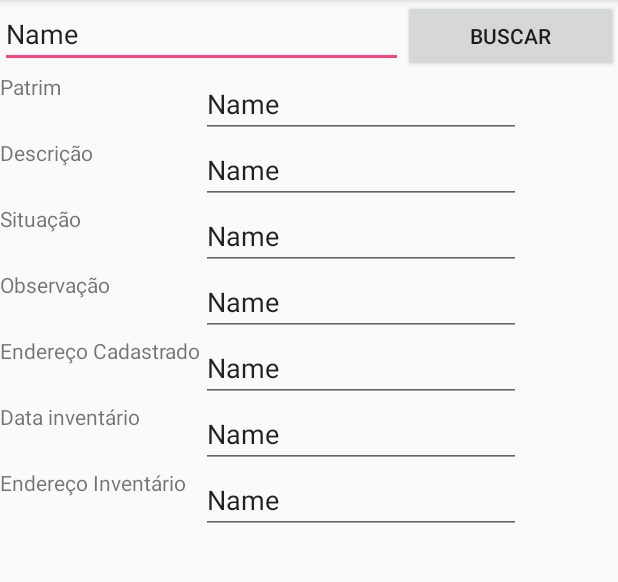
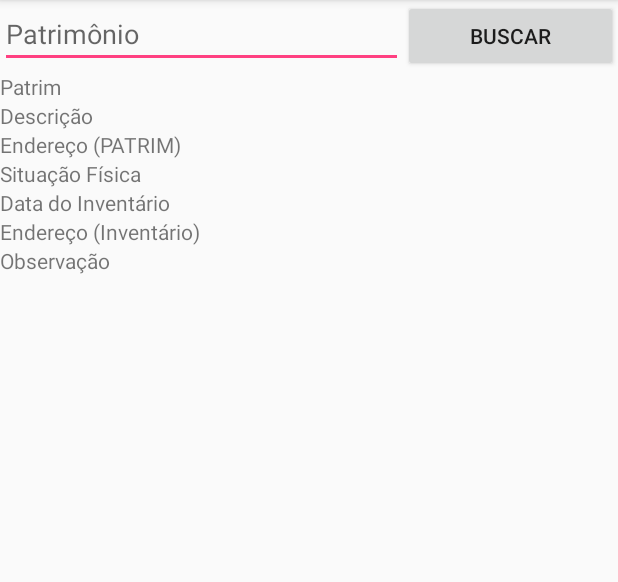
Before and after one commit to hebertmm/inventario, an Android app: the FindActivity screen opened directly, with no data from a screen before it, on a phone screen of 412 x 824 dp, the part 84-666 px from its top. Run offline under Robolectric (Android 15) with nearby library versions, the phone set to English and light mode, and no system bars.

```diff
--- a/app/src/main/java/com/example/hebert/inventario/activity/FindActivity.java
+++ b/app/src/main/java/com/example/hebert/inventario/activity/FindActivity.java
@@ -1,15 +1,73 @@
 package com.example.hebert.inventario.activity;
 
+import android.content.ContentUris;
+import android.content.Intent;
+import android.database.Cursor;
+import android.net.Uri;
+import android.os.Bundle;
 import android.support.v7.app.AppCompatActivity;
-import android.os.Bundle;
+import android.view.View;
+import android.widget.Button;
+import android.widget.EditText;
+import android.widget.TextView;
 
 import com.example.hebert.inventario.R;
+import com.example.hebert.inventario.data.DatabaseContract;
 
-public class FindActivity extends AppCompatActivity {
+public class FindActivity extends AppCompatActivity implements View.OnClickListener{
+    private Button btnBuscar;
+    private TextView txtPatrim, txtDesc, txtEndCadastro, txtStatus, txtDataInv, txtEnderecoInv, txtObs;
+    private EditText txtBusca;
 
     @Override
     protected void onCreate(Bundle savedInstanceState) {
         super.onCreate(savedInstanceState);
         setContentView(R.layout.activity_find);
+        btnBuscar = (Button) findViewById(R.id.btnBuscar);
+        btnBuscar.setOnClickListener(this);
+        txtBusca = (EditText) findViewById(R.id.txtBusca);
+        txtPatrim = (TextView) findViewById(R.id.txtPatrim);
+        txtDesc = (TextView) findViewById(R.id.txtDesc);
+        txtEndCadastro = (TextView) findViewById(R.id.txtEndCadastro);
+        txtStatus = (TextView) findViewById(R.id.txtStatus);
+        txtDataInv = (TextView) findViewById(R.id.txtDataInventario);
+        txtEnderecoInv = (TextView) findViewById(R.id.txtLocalInventario);
+        txtObs = (TextView) findViewById(R.id.txtObservacao);
+        Intent intent = getIntent();
+        if(intent.hasExtra("patrim")){
+            txtBusca.setText(intent.getStringExtra("patrim"));
+        }
+
+    }
+
+    @Override
+    public void onClick(View v) {
+        if(v.getId() == R.id.btnBuscar){
+            Uri item = DatabaseContract.ItemPatrim.CONTENT_URI;
+            Uri endereco = DatabaseContract.EnderecoPatrim.CONTENT_URI;
+            Cursor i = getContentResolver().query(item, null,
+                    DatabaseContract.ItemPatrim.COLUMN_NAME_PATRIM + " = ?",
+                    new String[] {txtBusca.getText().toString()},null);
+            while (i.moveToNext()){
+                Uri endCadastro = ContentUris.withAppendedId(endereco, i.getLong(3));
+                Cursor e = getContentResolver().query(endCadastro,null,null,null,null);
+                if(e.moveToNext()){
+                    txtEndCadastro.setText(e.getString(2));
+                }
+                Uri endInventario = ContentUris.withAppendedId(endereco, i.getLong(6));
+                e = getContentResolver().query(endInventario,null,null,null,null);
+                if(e.moveToNext()){
+                    txtEnderecoInv.setText(e.getString(2));
+                }
+                txtPatrim.setText(i.getString(1));
+                txtDesc.setText(i.getString(2));
+                txtStatus.setText(i.getString(4));
+                txtDataInv.setText(i.getString(5));
+                txtObs.setText(i.getString(7));
+                e.close();
+            }
+            i.close();
+
+        }
     }
 }
--- a/app/src/main/java/com/example/hebert/inventario/activity/ListViewActivity.java
+++ b/app/src/main/java/com/example/hebert/inventario/activity/ListViewActivity.java
@@ -13,7 +13,6 @@ import android.widget.CheckedTextView;
 import android.widget.ListView;
 import android.widget.SimpleCursorAdapter;
 import android.widget.TextView;
-import android.widget.Toast;
 
 import com.example.hebert.inventario.R;
 import com.example.hebert.inventario.data.DatabaseContract;
@@ -70,7 +69,7 @@ public class ListViewActivity extends ListActivity implements LoaderManager.Load
 
     @Override
     protected void onListItemClick(ListView l, View v, int position, long id) {
-        Toast.makeText(this,"Click!",Toast.LENGTH_SHORT).show();
+        //Toast.makeText(this,"Click!",Toast.LENGTH_SHORT).show();
         super.onListItemClick(l, v, position, id);
     }
 
--- a/app/src/main/java/com/example/hebert/inventario/data/DatabaseOpenHelper.java
+++ b/app/src/main/java/com/example/hebert/inventario/data/DatabaseOpenHelper.java
@@ -12,7 +12,7 @@ import android.util.Log;
 public class DatabaseOpenHelper extends SQLiteOpenHelper {
 
     private static final String DATABASE_NAME = "patrim.db";
-    private static final int DATABASE_VERSION = 33;
+    private static final int DATABASE_VERSION = 34;
 
     private static final String TEXT_TYPE = " TEXT";
     private static final String COMMA_SEP = ",";
@@ -58,7 +58,7 @@ public class DatabaseOpenHelper extends SQLiteOpenHelper {
         db.execSQL(SQL_CREATE_SETOR);
         db.execSQL(SQL_CREATE_ITEM);
         db.execSQL(SQL_CREATE_ENDERECO);
-        Log.i(this.getClass().getSimpleName(),"chamou open");
+        //Log.i(this.getClass().getSimpleName(),"chamou open");
 
 
     }
@@ -72,6 +72,6 @@ public class DatabaseOpenHelper extends SQLiteOpenHelper {
         db.execSQL(SQL_CREATE_SETOR);
         db.execSQL(SQL_CREATE_ENDERECO);
 
-        Log.i("Upgrade: ",SQL_CREATE_ENDERECO);
+        //Log.i("Upgrade: ",SQL_CREATE_ENDERECO);
     }
 }
--- a/app/src/main/res/layout/activity_find.xml
+++ b/app/src/main/res/layout/activity_find.xml
@@ -14,16 +14,16 @@
         android:orientation="horizontal">
 
         <EditText
-            android:id="@+id/editText5"
+            android:id="@+id/txtBusca"
             android:layout_width="wrap_content"
             android:layout_height="wrap_content"
             android:layout_weight="1"
             android:ems="10"
-            android:inputType="textPersonName"
-            android:text="Name" />
+            android:hint="Patrimônio"
+            android:inputType="number" />
 
         <Button
-            android:id="@+id/button2"
+            android:id="@+id/btnBuscar"
             android:layout_width="wrap_content"
             android:layout_height="wrap_content"
             android:layout_weight="1"
@@ -31,120 +31,122 @@
 
     </LinearLayout>
 
-    <LinearLayout
-        android:layout_width="wrap_content"
+    <TableLayout
+        android:layout_width="match_parent"
         android:layout_height="match_parent"
-        android:orientation="horizontal">
+        android:layout_weight="1">
 
-        <LinearLayout
-            android:layout_width="wrap_content"
-            android:layout_height="match_parent"
-            android:orientation="vertical">
+        <TableRow
+            android:layout_width="match_parent"
+            android:layout_height="match_parent" >
 
             <TextView
-                android:id="@+id/textView6"
+                android:id="@+id/lblPatrim"
                 android:layout_width="wrap_content"
-                android:layout_height="44dp"
+                android:layout_height="wrap_content"
                 android:text="Patrim" />
 
             <TextView
-                android:id="@+id/textView5"
+                android:id="@+id/txtPatrim"
                 android:layout_width="wrap_content"
-                android:layout_height="44dp"
+                android:layout_height="wrap_content" />
+        </TableRow>
+
+        <TableRow
+            android:layout_width="match_parent"
+            android:layout_height="match_parent" >
+
+            <TextView
+                android:id="@+id/lblDesc"
+                android:layout_width="wrap_content"
+                android:layout_height="wrap_content"
                 android:text="Descrição" />
 
             <TextView
-                android:id="@+id/textView4"
+                android:id="@+id/txtDesc"
                 android:layout_width="wrap_content"
-                android:layout_height="44dp"
-                android:text="Situação" />
+                android:layout_height="wrap_content" />
+        </TableRow>
+
+        <TableRow
+            android:layout_width="match_parent"
+            android:layout_height="match_parent" >
 
             <TextView
-                android:id="@+id/textView3"
+                android:id="@+id/lblEndCadastro"
                 android:layout_width="wrap_content"
-                android:layout_height="44dp"
+                android:layout_height="wrap_content"
+                android:text="Endereço (PATRIM)" />
+
+            <TextView
+                android:id="@+id/txtEndCadastro"
+                android:layout_width="wrap_content"
+                android:layout_height="wrap_content" />
+        </TableRow>
+
+        <TableRow
+            android:layout_width="match_parent"
+            android:layout_height="match_parent" >
+
+            <TextView
+                android:id="@+id/lblStatus"
+                android:layout_width="wrap_content"
+                android:layout_height="wrap_content"
+                android:text="Situação Física" />
+
+            <TextView
+                android:id="@+id/txtStatus"
+                android:layout_width="wrap_content"
+                android:layout_height="wrap_content" />
+        </TableRow>
+
+        <TableRow
+            android:layout_width="match_parent"
+            android:layout_height="match_parent" >
+
+            <TextView
+                android:id="@+id/lblDataInventario"
+                android:layout_width="wrap_content"
+                android:layout_height="wrap_content"
+                android:text="Data do Inventário" />
+
+            <TextView
+                android:id="@+id/txtDataInventario"
+                android:layout_width="wrap_content"
+                android:layout_height="wrap_content" />
+        </TableRow>
+
+        <TableRow
+            android:layout_width="match_parent"
+            android:layout_height="match_parent" >
+
+            <TextView
+                android:id="@+id/lblLocalInventario"
+                android:layout_width="wrap_content"
+                android:layout_height="wrap_content"
+                android:text="Endereço (Inventário)" />
+
+            <TextView
+                android:id="@+id/txtLocalInventario"
+                android:layout_width="wrap_content"
+                android:layout_height="wrap_content" />
+        </TableRow>
+
+        <TableRow
+            android:layout_width="match_parent"
+            android:layout_height="match_parent" >
+
+            <TextView
+                android:id="@+id/lblObservacao"
+                android:layout_width="wrap_content"
+                android:layout_height="wrap_content"
                 android:text="Observação" />
 
             <TextView
-                android:id="@+id/textView2"
+                android:id="@+id/txtObservacao"
                 android:layout_width="wrap_content"
-                android:layout_height="44dp"
-                android:text="Endereço Cadastrado" />
-
-            <TextView
-                android:id="@+id/textView7"
-                android:layout_width="match_parent"
-                android:layout_height="44dp"
-                android:text="Data inventário" />
-
-            <TextView
-                android:id="@+id/textView8"
-                android:layout_width="match_parent"
-                android:layout_height="44dp"
-                android:text="Endereço Inventário" />
-        </LinearLayout>
-
-        <LinearLayout
-            android:layout_width="match_parent"
-            android:layout_height="wrap_content"
-            android:orientation="vertical">
-
-            <EditText
-                android:id="@+id/editText10"
-                android:layout_width="match_parent"
-                android:layout_height="44dp"
-                android:ems="10"
-                android:inputType="textPersonName"
-                android:text="Name" />
-
-            <EditText
-                android:id="@+id/editText9"
-                android:layout_width="match_parent"
-                android:layout_height="44dp"
-                android:ems="10"
-                android:inputType="textPersonName"
-                android:text="Name" />
-
-            <EditText
-                android:id="@+id/editText8"
-                android:layout_width="match_parent"
-                android:layout_height="44dp"
-                android:ems="10"
-                android:inputType="textPersonName"
-                android:text="Name" />
-
-            <EditText
-                android:id="@+id/editText7"
-                android:layout_width="match_parent"
-                android:layout_height="44dp"
-                android:ems="10"
-                android:inputType="textPersonName"
-                android:text="Name" />
-
-            <EditText
-                android:id="@+id/editText6"
-                android:layout_width="match_parent"
-                android:layout_height="44dp"
-                android:ems="10"
-                android:inputType="textPersonName"
-                android:text="Name" />
-
-            <EditText
-                android:id="@+id/editText13"
-                android:layout_width="match_parent"
-                android:layout_height="44dp"
-                android:ems="10"
-                android:inputType="textPersonName"
-                android:text="Name" />
-
-            <EditText
-                android:id="@+id/editText12"
-                android:layout_width="match_parent"
-                android:layout_height="44dp"
-                android:ems="10"
-                android:inputType="textPersonName"
-                android:text="Name" />
-        </LinearLayout>
-    </LinearLayout>
+                android:layout_height="wrap_content" />
+        </TableRow>
+    </TableLayout>
 
 </LinearLayout>
--- a/app/src/main/res/menu/main.xml
+++ b/app/src/main/res/menu/main.xml
@@ -9,7 +9,11 @@
         android:title="@string/exportar" />
     <item
         android:id="@+id/menu_config"
-        android:title="@string/config" />
+        android:title="@string/config"
+        android:orderInCategory="100"/>
+    <item
+        android:id="@+id/menu_import_locais"
+        android:title="@string/importarLocais" />
     <item
         android:id="@+id/app_bar_search"
         android:actionViewClass="android.widget.SearchView"
```
Also changed, not shown: app/src/main/AndroidManifest.xml (+8 -1 lines), app/src/main/java/com/example/hebert/inventario/activity/MainActivity.java (+41 -62 lines), app/src/main/java/com/example/hebert/inventario/data/InventarioProvider.java (+2 -10 lines), app/src/main/java/com/example/hebert/inventario/preferences/DeleteDataActivity.java (added, +38 -0 lines), app/src/main/java/com/example/hebert/inventario/preferences/PreferenceActivity.java (added, +60 -0 lines), app/src/main/res/layout-land/activity_main.xml (+8 -18 lines), app/src/main/res/layout/activity_delete_data.xml (added, +30 -0 lines), app/src/main/res/layout/activity_main.xml (+2 -15 lines), app/src/main/res/values/strings.xml (+13 -10 lines), app/src/main/res/xml/preferences.xml (added, +19 -0 lines).
